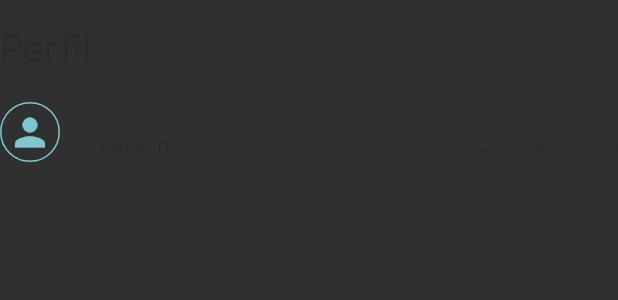
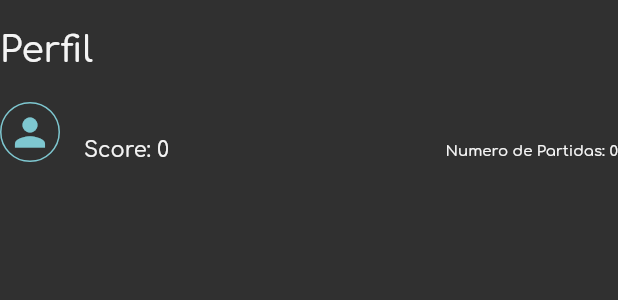
Before and after one commit to jahurtadod/TEMIS, a Flutter app: the Profile widget shown alone on an empty page, opened directly with empty values, on a phone screen of 412 x 824 dp. Shown: the top 300 px of the screen. Run offline on Flutter 3.47's test engine with Material 2 defaults, Android fonts, the phone set to English and light mode, and no system bars; our stand-ins replace cloud_firestore, firebase_auth, flutter_spinkit, google_fonts; missing offline and left inert: generic_bloc_provider; accounts and stored records are empty.

Commit message:
Modify style the User Settings

```diff
--- a/lib/User/ui/widgets/home/profile.dart
+++ b/lib/User/ui/widgets/home/profile.dart
@@ -15,8 +15,7 @@ class Profile extends StatelessWidget {
             padding: EdgeInsets.only(top: 20, bottom: 5),
             child: Text(
               "Perfil",
-              style: Theme.of(context).textTheme.title.copyWith(
-                  color: Theme.of(context).colorScheme.primaryVariant),
+              style: Theme.of(context).textTheme.title,
             ),
           ),
           SizedBox(
@@ -43,8 +42,8 @@ class Profile extends StatelessWidget {
             title: Text(
               user.name,
               style: Theme.of(context).textTheme.title.copyWith(
-                  fontSize: 16,
-                  color: Theme.of(context).colorScheme.primaryVariant),
+                    fontSize: 16,
+                  ),
             ),
             subtitle: Row(
               mainAxisAlignment: MainAxisAlignment.spaceBetween,
@@ -52,14 +51,14 @@ class Profile extends StatelessWidget {
                 Text(
                   "Score: ${user.points}",
                   style: Theme.of(context).textTheme.title.copyWith(
-                      fontSize: 14,
-                      color: Theme.of(context).colorScheme.primaryVariant),
+                        fontSize: 14,
+                      ),
                 ),
                 Text(
                   "Numero de Partidas: ${user.numberGames}",
                   style: Theme.of(context).textTheme.title.copyWith(
-                      fontSize: 10,
-                      color: Theme.of(context).colorScheme.primaryVariant),
+                        fontSize: 10,
+                      ),
                 ),
               ],
             ),
--- a/lib/User/ui/widgets/home/settings_profile.dart
+++ b/lib/User/ui/widgets/home/settings_profile.dart
@@ -21,8 +21,7 @@ class _SettingsProfileState extends State<SettingsProfile> {
       builder: (context, AsyncSnapshot snapshot) {
         if (snapshot.hasData) {
           return Container(
-            color: Colors.white,
-            // color: Theme.of(context).colorScheme.background,
+            color: Theme.of(context).colorScheme.background,
             padding: EdgeInsets.symmetric(
               vertical: 30.0,
               horizontal: 45.0,
```
